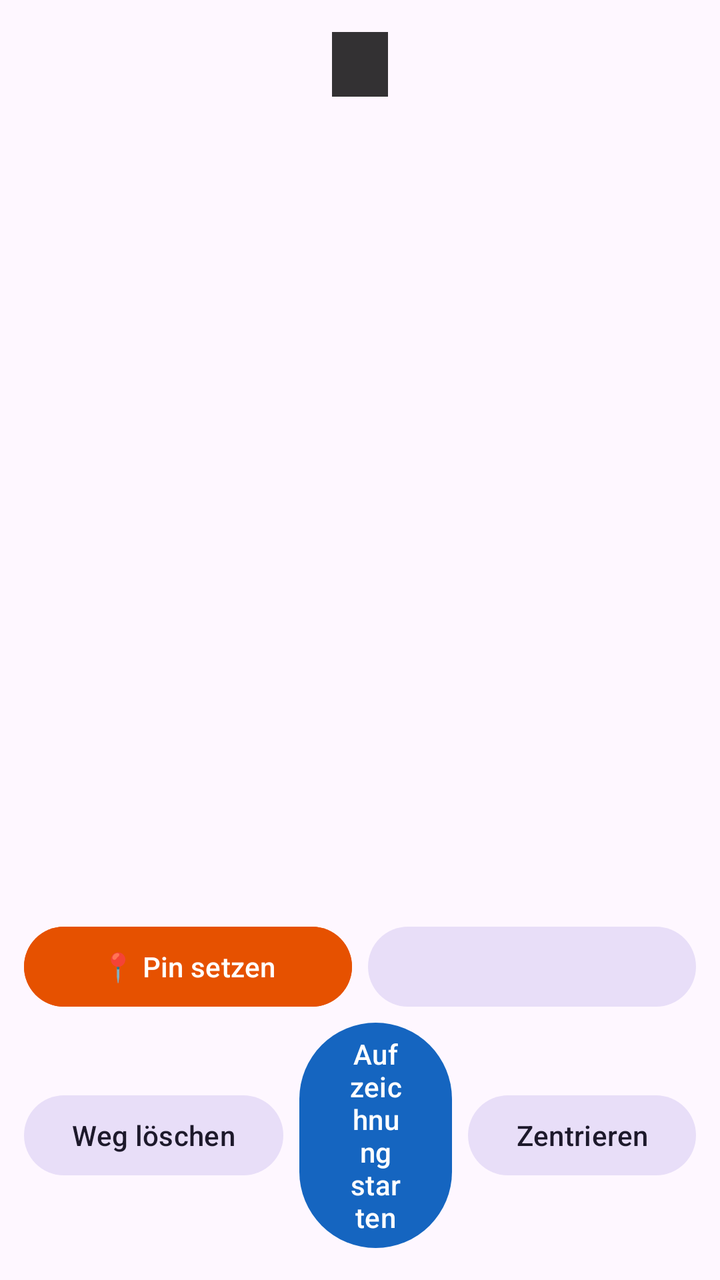
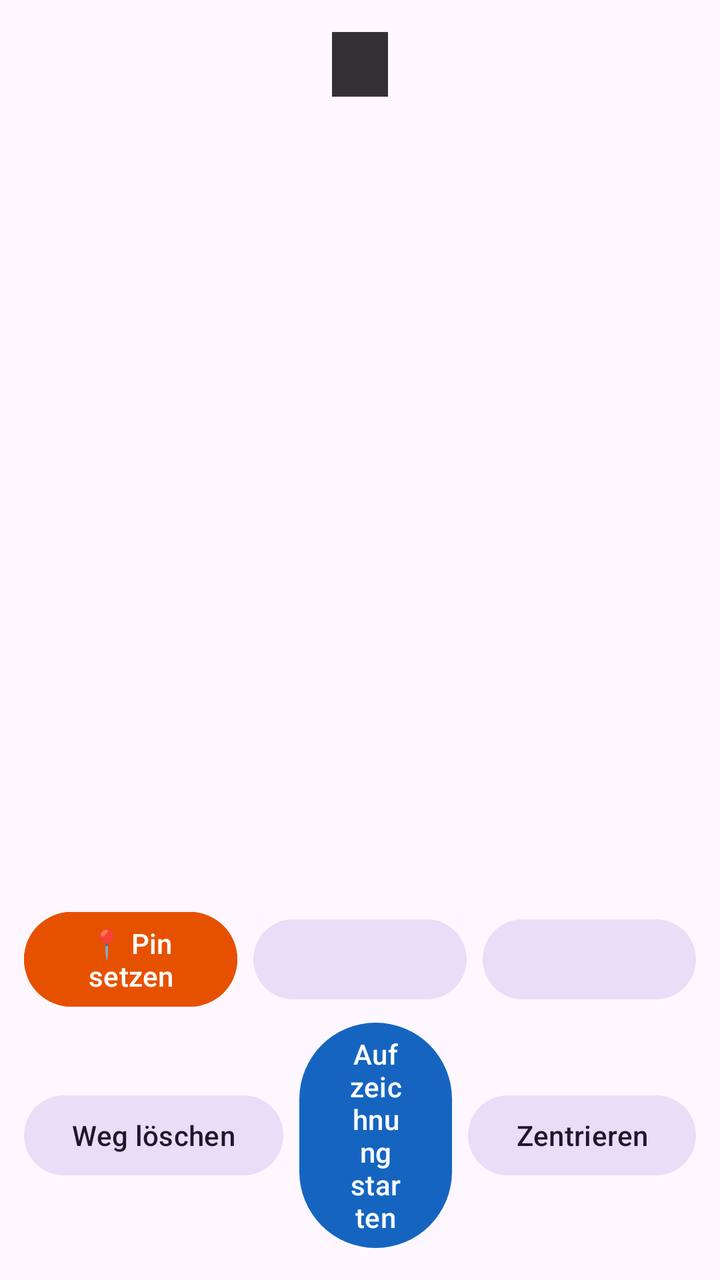

Compare the two renders of this Android layout. The source of the first and the diff that turns it into the second are given below.
<!-- AndroidManifest.xml: application theme Theme.StandortTracker -->
<!-- res/layout/activity_main.xml -->
<?xml version="1.0" encoding="utf-8"?>
<FrameLayout xmlns:android="http://schemas.android.com/apk/res/android"
    android:id="@+id/root"
    android:layout_width="match_parent"
    android:layout_height="match_parent">

    <FrameLayout
        android:id="@+id/map_container"
        android:layout_width="match_parent"
        android:layout_height="match_parent" />

    <TextView
        android:id="@+id/stats"
        android:layout_width="wrap_content"
        android:layout_height="wrap_content"
        android:layout_gravity="top|center_horizontal"
        android:layout_marginTop="16dp"
        android:background="#CC000000"
        android:paddingHorizontal="14dp"
        android:paddingVertical="6dp"
        android:textColor="#FFFFFF"
        android:textSize="15sp" />

    <LinearLayout
        android:layout_width="match_parent"
        android:layout_height="wrap_content"
        android:layout_gravity="bottom"
        android:orientation="vertical"
        android:padding="12dp">

        <LinearLayout
            android:layout_width="match_parent"
            android:layout_height="wrap_content"
            android:gravity="center"
            android:orientation="horizontal">

            <com.google.android.material.button.MaterialButton
                android:id="@+id/btnPin"
                android:layout_width="0dp"
                android:layout_height="wrap_content"
                android:layout_marginEnd="8dp"
                android:layout_weight="1"
                android:backgroundTint="#E65100"
                android:text="@string/set_pin" />

            <com.google.android.material.button.MaterialButton
                android:id="@+id/btnPins"
                style="@style/Widget.Material3.Button.TonalButton"
                android:layout_width="0dp"
                android:layout_height="wrap_content"
                android:layout_weight="1" />
        </LinearLayout>

        <LinearLayout
            android:layout_width="match_parent"
            android:layout_height="wrap_content"
            android:gravity="center"
            android:orientation="horizontal">

            <com.google.android.material.button.MaterialButton
                android:id="@+id/btnClear"
                style="@style/Widget.Material3.Button.TonalButton"
                android:layout_width="wrap_content"
                android:layout_height="wrap_content"
                android:layout_marginEnd="8dp"
                android:text="@string/clear" />

            <com.google.android.material.button.MaterialButton
                android:id="@+id/btnToggle"
                android:layout_width="0dp"
                android:layout_height="wrap_content"
                android:layout_marginEnd="8dp"
                android:layout_weight="1"
                android:text="@string/start" />

            <com.google.android.material.button.MaterialButton
                android:id="@+id/btnCenter"
                style="@style/Widget.Material3.Button.TonalButton"
                android:layout_width="wrap_content"
                android:layout_height="wrap_content"
                android:text="@string/center" />
        </LinearLayout>
    </LinearLayout>
</FrameLayout>
<!-- resources referenced by this layout -->
<resources>
  <string name="center">Zentrieren</string>
  <string name="clear">Weg löschen</string>
  <string name="set_pin">📍 Pin setzen</string>
  <string name="start">Aufzeichnung starten</string>
  <style name="Theme.StandortTracker" parent="Theme.Material3.DayNight.NoActionBar">
          <item name="colorPrimary">#1565C0</item>
          <item name="colorOnPrimary">#FFFFFF</item>
      </style>
</resources>

<!-- the commit's change to res/layout/activity_main.xml (unified diff, before → after) -->
@@ -48,6 +48,14 @@
                 style="@style/Widget.Material3.Button.TonalButton"
                 android:layout_width="0dp"
                 android:layout_height="wrap_content"
+                android:layout_marginEnd="8dp"
+                android:layout_weight="1" />
+
+            <com.google.android.material.button.MaterialButton
+                android:id="@+id/btnMapType"
+                style="@style/Widget.Material3.Button.TonalButton"
+                android:layout_width="0dp"
+                android:layout_height="wrap_content"
                 android:layout_weight="1" />
         </LinearLayout>
 
